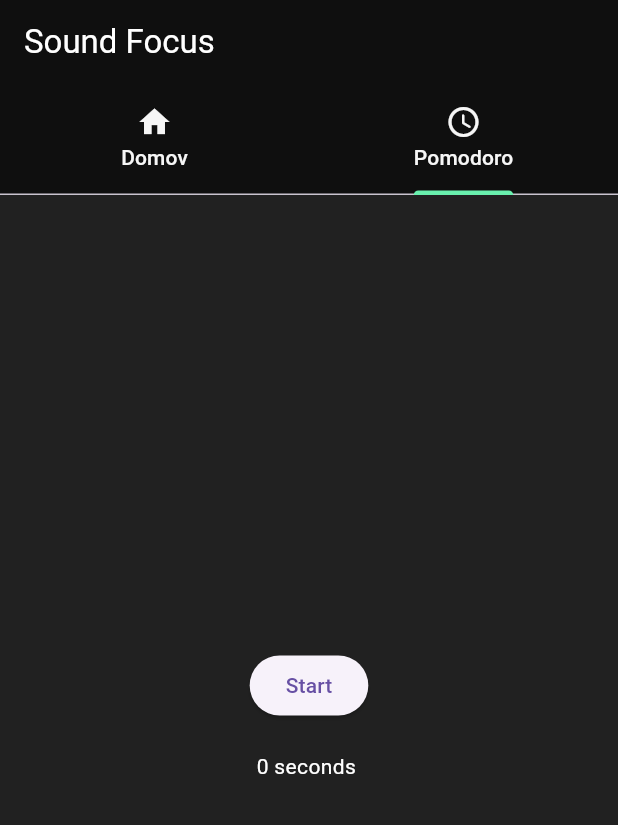
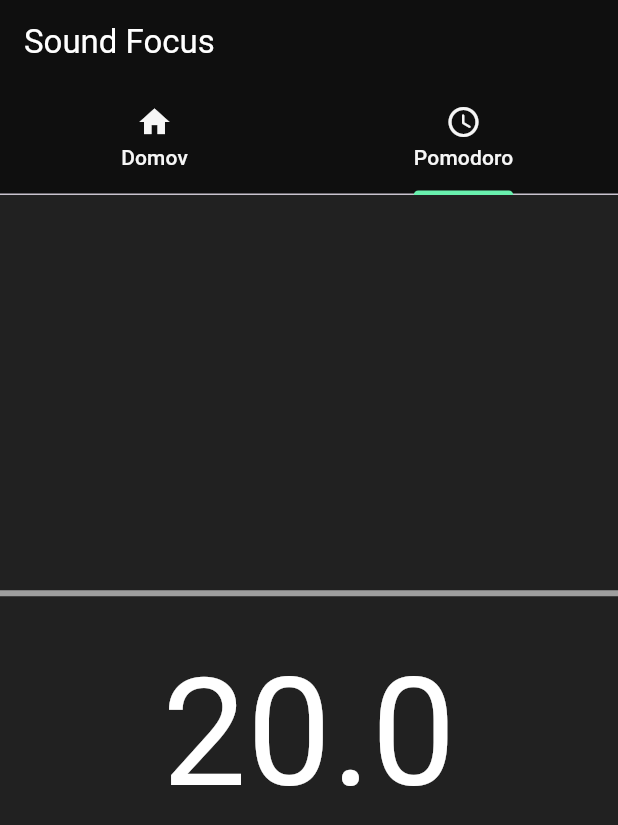
Before and after one commit to Oblakoru/SoundFocus, a Flutter app: the screen it shows after launch, tab 2 chosen, on a phone screen of 412 x 824 dp. Shown: the top 825 px of the screen. Run offline on Flutter 3.47's test engine with Material 2 defaults, Android fonts, the phone set to English and light mode, and no system bars; drawn by our look-alikes of timer_count_down; our stand-ins replace audioplayers.

Commit message:
Added Timer and ProgressBar

```diff
--- a/lib/audio_player.dart
+++ b/lib/audio_player.dart
@@ -106,7 +106,7 @@
           activeColor: Colors.greenAccent, //const Color.fromRGBO(109, 152, 134, 1),
           value: _currentSliderValue,
           max: 1,
-          divisions: 20,
+          divisions: 100,
           label: _currentSliderValue.toString(),
           onChanged: (double value) {
             setState(() {
--- a/lib/main.dart
+++ b/lib/main.dart
@@ -2,6 +2,8 @@
 //import 'package:audioplayers/audioplayers.dart';
 import 'package:sound_focus/audio_player.dart';
 import 'dart:async';
+
+import 'package:sound_focus/pomodoro.dart';
 
 void main() {
   runApp(const MyApp());
@@ -120,30 +122,7 @@
               ],
             ),
             Center(
-              child: Column(
-                mainAxisAlignment: MainAxisAlignment.center,
-                children: [
-                  ElevatedButton(
-                      onPressed: () {
-                        setState(() {
-                          _isActive = !_isActive;
-                          if (_isActive) {
-                            _startTimer();
-                          } else {
-                            _stopTimer();
-                          }
-                        });
-                      },
-                      child: const Text("Start")),
-                  const SizedBox(
-                    height: 20,
-                  ),
-                  Text(
-                    "$_seconds seconds ",
-                    style: const TextStyle(color: Colors.white),
-                  ),
-                ],
-              ),
+              child: Pomodoro(),
             ),
           ],
         ),
--- /dev/null
+++ b/lib/pomodoro.dart
@@ -0,0 +1,71 @@
+import 'package:flutter/material.dart';
+import 'package:timer_count_down/timer_count_down.dart';
+
+class Pomodoro extends StatefulWidget {
+  const Pomodoro({super.key});
+
+  @override
+  State<Pomodoro> createState() => _PomodoroState();
+}
+
+class _PomodoroState extends State<Pomodoro> with AutomaticKeepAliveClientMixin<Pomodoro> {
+  double time = 0;
+  @override
+  Widget build(BuildContext context) {
+    return Countdown(
+      seconds: 20,
+      build: (BuildContext context, time) {
+        // Calculate progress
+        double progress = 1 - (time / 20); // Assuming you're using 20 seconds
+        if (time == 0) {
+          // Show alert when timer finishes
+          Future.delayed(Duration.zero, () {
+            _showAlert(context);
+          });
+        }
+
+        return Column(
+          mainAxisAlignment: MainAxisAlignment.center,
+          children: [
+            LinearProgressIndicator(
+              value: progress,
+              backgroundColor: Colors.grey,
+              valueColor: AlwaysStoppedAnimation<Color>(Colors.blue),
+            ),
+            SizedBox(height: 20),
+            Text(time.toString(), style: TextStyle(fontSize: 100, color: Colors.white)),
+          ],
+        );
+      },
+      interval: Duration(milliseconds: 100),
+      onFinished: () {
+        print('Timer is done!');
+      },
+    );
+  }
+
+   // Function to show an alert
+  void _showAlert(BuildContext context) {
+    showDialog(
+      context: context,
+      builder: (BuildContext context) {
+        return AlertDialog(
+          title: Text('Timer Finished'),
+          content: Text('The timer has finished.'),
+          actions: [
+            TextButton(
+              onPressed: () {
+                Navigator.pop(context); // Close the alert
+              },
+              child: Text('OK'),
+            ),
+          ],
+        );
+      },
+    );
+  }
+
+  @override
+  // TODO: implement wantKeepAlive
+  bool get wantKeepAlive => true;
+}
--- a/pubspec.yaml
+++ b/pubspec.yaml
@@ -36,6 +36,7 @@
   # Use with the CupertinoIcons class for iOS style icons.
   cupertino_icons: ^1.0.2
   audioplayers: ^4.1.0
+  timer_count_down: ^2.2.0
 
 
 dev_dependencies:
```
Also changed, not shown: pubspec.lock.
